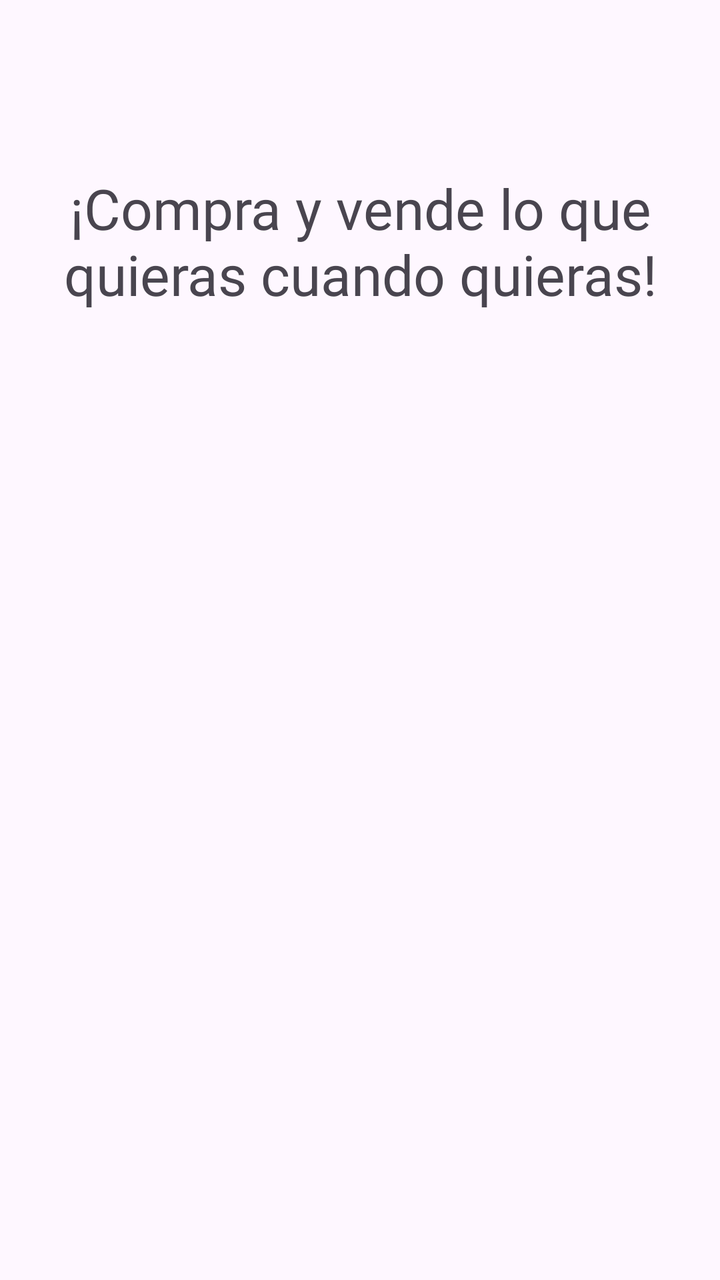
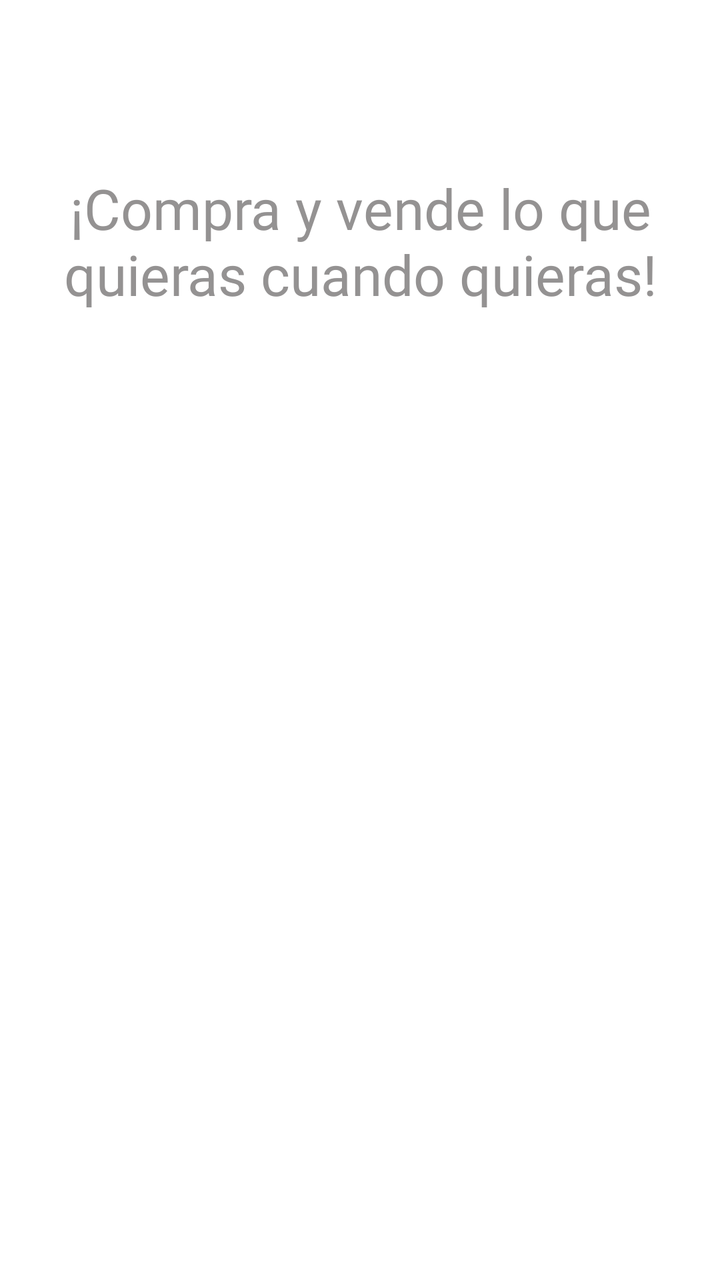

Before-and-after screenshots of an Android layout around one commit, followed by the original layout XML and the change that was made.
<!-- AndroidManifest.xml: application theme Theme.ProyectoIntermodularTFG -->
<!-- res/layout/activity_pantalla_de_carga.xml -->
<?xml version="1.0" encoding="utf-8"?>
<androidx.constraintlayout.widget.ConstraintLayout xmlns:android="http://schemas.android.com/apk/res/android"
    xmlns:app="http://schemas.android.com/apk/res-auto"
    xmlns:tools="http://schemas.android.com/tools"
    android:id="@+id/main"
    android:layout_width="match_parent"
    android:layout_height="match_parent"
    tools:context=".vista.Pantalla_de_carga">

    <ImageView
        android:id="@+id/ivLogoCarga"
        android:layout_width="232dp"
        android:layout_height="246dp"
        android:src="@mipmap/logo"
        app:layout_constraintBottom_toBottomOf="parent"
        app:layout_constraintEnd_toEndOf="parent"
        app:layout_constraintHorizontal_bias="0.497"
        app:layout_constraintStart_toStartOf="parent"
        app:layout_constraintTop_toTopOf="parent"
        app:layout_constraintVertical_bias="0.465" />

    <ProgressBar
        android:layout_width="40dp"
        android:layout_height="40dp"
        android:layout_marginTop="32dp"
        android:indeterminateTint="@color/black"
        app:layout_constraintEnd_toEndOf="parent"
        app:layout_constraintStart_toStartOf="parent"
        app:layout_constraintTop_toBottomOf="@id/ivLogoCarga" />

    <TextView
        android:id="@+id/textView"
        android:layout_width="wrap_content"
        android:layout_height="wrap_content"
        android:fontFamily="@font/fuente"
        android:text="¡Compra y vende lo que quieras cuando quieras!"
        android:textAlignment="center"
        android:textSize="28sp"
        app:layout_constraintBottom_toBottomOf="parent"
        app:layout_constraintEnd_toEndOf="parent"
        app:layout_constraintHorizontal_bias="0.0"
        app:layout_constraintStart_toStartOf="parent"
        app:layout_constraintTop_toTopOf="parent"
        app:layout_constraintVertical_bias="0.15" />

</androidx.constraintlayout.widget.ConstraintLayout>
<!-- resources referenced by this layout -->
<resources>
  <color name="black">#FF000000</color>
  <!-- mipmap logo (mipmap-anydpi-v26) -->
  <?xml version="1.0" encoding="utf-8"?>
  <adaptive-icon xmlns:android="http://schemas.android.com/apk/res/android">
      <background android:drawable="@drawable/logo_background"/>
      <foreground android:drawable="@mipmap/logo_foreground"/>
  </adaptive-icon>
  <style name="Theme.ProyectoIntermodularTFG" parent="Base.Theme.ProyectoIntermodularTFG" />
  <!-- drawable logo_background: vector/xml drawable (drawable, 4866 chars, omitted) -->
  <style name="Base.Theme.ProyectoIntermodularTFG" parent="Theme.Material3.DayNight.NoActionBar">
          
          
      </style>
</resources>

<!-- the commit's change to res/layout/activity_pantalla_de_carga.xml (unified diff, before → after) -->
@@ -5,6 +5,7 @@
     android:id="@+id/main"
     android:layout_width="match_parent"
     android:layout_height="match_parent"
+    android:background="@color/white"
     tools:context=".vista.Pantalla_de_carga">
 
     <ImageView
@@ -23,7 +24,7 @@
         android:layout_width="40dp"
         android:layout_height="40dp"
         android:layout_marginTop="32dp"
-        android:indeterminateTint="@color/black"
+        android:indeterminateTint="#949292"
         app:layout_constraintEnd_toEndOf="parent"
         app:layout_constraintStart_toStartOf="parent"
         app:layout_constraintTop_toBottomOf="@id/ivLogoCarga" />
@@ -36,6 +37,7 @@
         android:text="¡Compra y vende lo que quieras cuando quieras!"
         android:textAlignment="center"
         android:textSize="28sp"
+        android:textColor="#949292"
         app:layout_constraintBottom_toBottomOf="parent"
         app:layout_constraintEnd_toEndOf="parent"
         app:layout_constraintHorizontal_bias="0.0"
<!-- resource entries referenced after the edit -->
@@ -1,6 +1,6 @@
 <!-- resources referenced by this layout -->
 <resources>
-  <color name="black">#FF000000</color>
+  <color name="white">#FFFFFFFF</color>
   <!-- mipmap logo (mipmap-anydpi-v26) -->
   <?xml version="1.0" encoding="utf-8"?>
   <adaptive-icon xmlns:android="http://schemas.android.com/apk/res/android">
